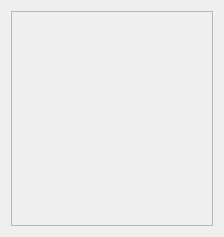
First picture: the form in Libs/Widgets/Resources/UI/ctkThumbnailListWidget.ui, repository commontk/CTK, before the edit.
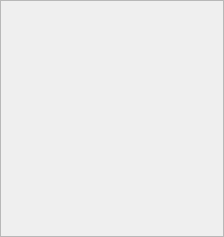
Second picture: the form after the edit.

What changed in the file:
```diff
--- a/Libs/Widgets/Resources/UI/ctkThumbnailListWidget.ui
+++ b/Libs/Widgets/Resources/UI/ctkThumbnailListWidget.ui
@@ -14,6 +14,9 @@
    <string>Form</string>
   </property>
   <layout class="QVBoxLayout" name="verticalLayout_2">
+   <property name="margin">
+    <number>0</number>
+   </property>
    <item>
     <widget class="QScrollArea" name="ScrollArea">
      <property name="widgetResizable">
```
Left out of the diff: 2 changed lines with no effect on the pictures.
